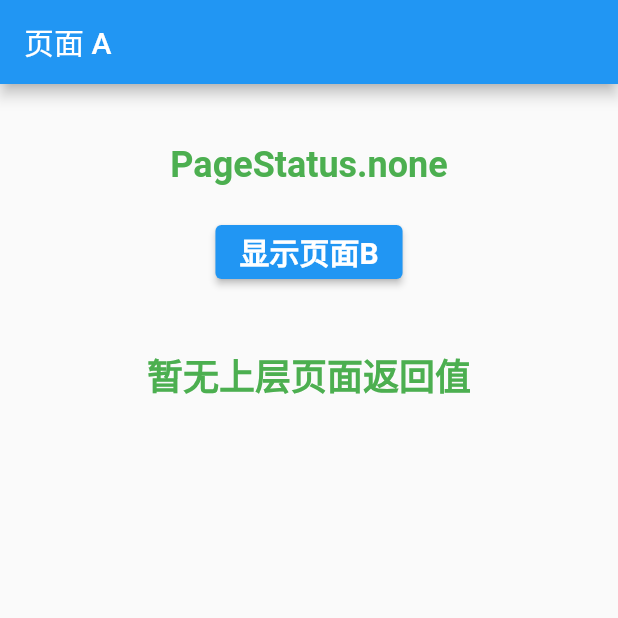
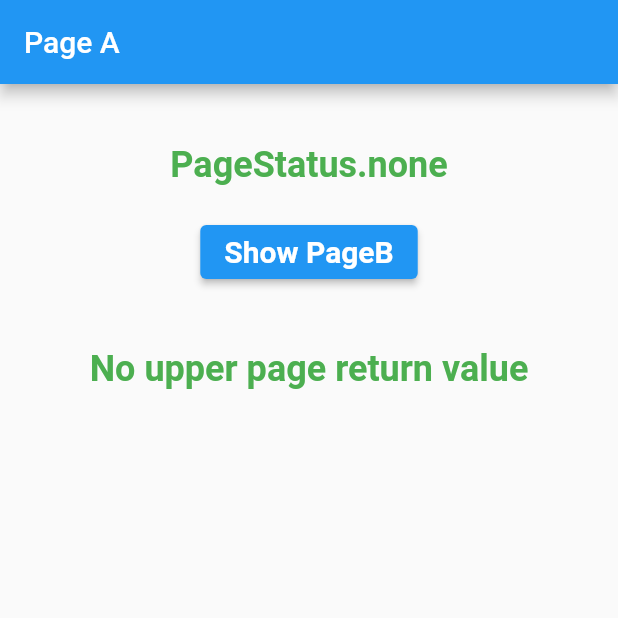
Before and after one commit to duhongwei/RouterDelegate17, a Flutter app: the screen it shows after launch, on a phone screen of 412 x 824 dp, the top half of it. Run offline on Flutter 3.47's test engine with Material 2 defaults, Android fonts, the phone set to English and light mode, and no system bars.

Commit message:
feat:1.0

````diff
--- a/example/lib/app.dart
+++ b/example/lib/app.dart
@@ -1,8 +1,10 @@
+import 'package:example/pages/a.dart';
 import 'package:flutter/material.dart';
 import 'package:router_delegate17/router_delegate17.dart';
+
 import 'package:flutter/foundation.dart';
 
-final routerDelegate = RouterDelegate17();
+final routerDelegate = RouterDelegate17([const MaterialPage(child: PageA())]);
 devPrint(object) {
   if (kDebugMode) {
     print(object);
--- a/example/lib/main.dart
+++ b/example/lib/main.dart
@@ -1,9 +1,7 @@
 import 'package:example/app.dart';
-import 'package:example/pages/a.dart';
 import 'package:flutter/material.dart';
 
 void main() async {
-  await routerDelegate.setInitialPages([const MaterialPage(child: PageA())]);
   runApp(const MyApp());
 }
 
--- a/example/lib/pages/a.dart
+++ b/example/lib/pages/a.dart
@@ -17,21 +17,23 @@ class _PageAState extends State<PageA> {
   String countText = '';
   @override
   void initState() {
-    //如果是 android 按物理返回键
+
     routerDelegate.exitCount.addListener(() {
       setState(() {
         exitCount = routerDelegate.exitCount.value;
-        //实际应用中这里给出警告。 2 秒后 exitCount 恢复为 0
+        // A warning is given here in practical applications.
+        // exitCount returns to 0 after 2 seconds.
         if (exitCount == 1) {
-          countText = '在首页按 back 键 $exitCount 次';
+          countText = 'Press the back key $exitCount times on the home page';
         }
-        //实际应用中这里执行退出程序操作。 2 秒后 exitCount 恢复为 1
+        // In practical applications, the exit program operation is performed here.
+        //exitCount returns to 1 after 2 seconds.
         if (exitCount == 2) {
-          countText = '在首页按 back 键 $exitCount 次';
+          countText = 'Press the back key $exitCount times on the home page';
         }
-        //2 秒内如果一直按会一直增加。
+        // If you keep pressing within 2 seconds, it will keep increasing.
         else {
-          countText = '在首页按 back 键 $exitCount 次';
+          countText = 'Press the back key $exitCount times on the home page';
         }
       });
     });
@@ -41,7 +43,7 @@ class _PageAState extends State<PageA> {
   @override
   Widget build(BuildContext context) {
     return Scaffold(
-      appBar: AppBar(title: const Text('页面 A')),
+      appBar: AppBar(title: const Text('Page A')),
       body: Column(children: [
         ValueListenableBuilder(
             valueListenable: routerDelegate.currentNavSettings.status,
@@ -52,16 +54,16 @@ class _PageAState extends State<PageA> {
             onPressed: () async {
               resultB =
                   await routerDelegate.push(const MaterialPage(child: PageB()));
-              resultB = '页面B pop 后的返回值 $resultB';
+              resultB = 'Return value  $resultB after page B pop';
               if (mounted) {
                 setState(() {});
               }
             },
             child: const Text(
-              '显示页面B',
+              'Show PageB',
               style: buttonTextStyle,
             )),
-        StatusText(text: resultB ?? '暂无上层页面返回值'),
+        StatusText(text: resultB ?? 'No upper page return value'),
         StatusText(text: countText)
       ]),
     );
--- a/example/lib/pages/b.dart
+++ b/example/lib/pages/b.dart
@@ -32,7 +32,7 @@ class _PageBState extends State<PageB> {
                       height: 200,
                       child: ElevatedButton(
                         child: const Text(
-                          '关闭',
+                          'close',
                           style: buttonTextStyle,
                         ),
                         onPressed: () {
@@ -41,10 +41,10 @@ class _PageBState extends State<PageB> {
                       ),
                     ));
                   });
-              devPrint('dialog 返回值是  $result');
+              devPrint('dialog return value is $result');
             },
             child: const Text(
-              '显示对话框',
+              'show dialog',
               style: buttonTextStyle,
             )),
         const SizedBox(
@@ -55,7 +55,7 @@ class _PageBState extends State<PageB> {
               routerDelegate.pop(DateTime.now().second.toString());
             },
             child: const Text(
-              '弹出页面B',
+              'pop page B',
               style: buttonTextStyle,
             ))
       ]),
--- a/lib/router_delegate17.dart
+++ b/lib/router_delegate17.dart
@@ -8,48 +8,50 @@ import 'dart:async';
 import 'package:flutter/cupertino.dart';
 import 'package:flutter/material.dart';
 
-/// 路由管理
+/// route management
 ///
-/// 在使用其它方法之前，必须首先调用 [setInitialPages] 设置初始页面。初始页面可以有多个。
+/// Jump to the page to call the [push] method.
+/// To popup page call the [pop] method. You can also use [Navigator] to pop up the page directly, both methods can take return values.
 ///
-/// 跳转到页面调用  [push] 方法
+/// [replace] method replace the current page.
 ///
-/// 弹出页面调用 [pop] 方法。 也可以用 [Navigator] 直接弹出页面，两种方法都可以带返回值
-/// ```dart
-/// Navigator.of(context)pop()`
-/// ```
-/// [replace] 方法 替换当前页面。
+/// In the page you can get the status of the page [PageStatus]. All pages are managed with stacks. The new page status is [PageStatus.none].
+/// The status of the page below the new page changes to [PageStatus.leave]. After the upper page pops up, the status of the lower page is [Page.enter].
 ///
-/// 在页面中可以获取页面的状态 [PageStatus]。所有页面是用栈管理的。新页面入栈状态为 [PageStatus.none]。
-/// 新页面下面的页面的状态变为 [PageStatus.leave]。上面的页面弹出后，下面的页面的状态为 [Page.enter]。
+/// There are two ways to show the dialog [showDialog], [openDialog]. [openDialog] is a wrapper for [showDialog].
+/// Use [openDialog] to change the state of the following page. Popup dialog with [Navigator.pop].
 ///
-/// 有两种方法可以显示对话框 [showDialog],[openDialog]。[openDialog] 是 [showDialog]的包装。
-/// 使用 [openDialog] 可以改变下面页面的状态。弹出对话框用 [Navigator.pop]
+/// There are two ways to show bottomSheet [showModalBottomSheet],[openModalBottomSheet]. [openModalBottomSheet] is a wrapper for [showModalBottomSheet].
+/// Use [openModalBottomSheet] to change the state of the following page. Pop the bottomSheet with [Navigator.pop]
 ///
-/// 有两种方法可以显示 bottomSheet [showModalBottomSheet],[openModalBottomSheet]。[openModalBottomSheet] 是 [showModalBottomSheet]的包装。
-/// 使用 [openModalBottomSheet] 可以改变下面页面的状态。 弹出 bottomSheet 用 [Navigator.pop]
-///
-/// 混入 [PopNavigatorRouterDelegateMixin] 增加物理返回键的处理
+/// Mix in [PopNavigatorRouterDelegateMixin] to increase the handling of physical return keys
 class RouterDelegate17 extends RouterDelegate<RouteSettings>
     with ChangeNotifier, PopNavigatorRouterDelegateMixin<RouteSettings> {
-  /// 取消退出程序延时时间
+
+  /// Cancel Exit Program duration
   final Duration exitDelay;
 
-  /// 退出程序请求次数
+  /// Number of requests to quit the program
   final ExitCount exitCount;
 
-  /// 创建RouterDelegate17实例
+  /// Create RouterDelegate17 instance
   ///
-  /// 取消退出程序延时时间默认为 2秒
-  RouterDelegate17({this.exitDelay = const Duration(seconds: 2)})
-      : exitCount = ExitCount(delay: exitDelay);
-
-  /// 当前路由的配置信息
+  /// Cancel exit program duration defaults to 2 seconds
+  /// [initialPages] is the initial page list and cannot be empty. Typically consists of [MaterialPage] or [CupertinoPage] instances.
+  RouterDelegate17(List<Page> initialPages,
+      {this.exitDelay = const Duration(seconds: 2)})
+      : exitCount = ExitCount(delay: exitDelay) {
+    assert(initialPages.isNotEmpty,'The initial page cannot be empty!');
+    for (var page in initialPages) {
+      _settingsList.add(NavSettings.fromPage(page));
+    }
+  }
+  /// Configuration information of the current route
   NavSettings get currentNavSettings => _settingsList.last;
 
-  /// 打开对话框
+  /// Open dialog
   ///
-  /// [showModalBottomSheet]的包装。包装的目的是为了让下面的页面可以随着对话框的打开和状态而改变状态
+  /// Wrapper for [showModalBottomSheet]. The purpose of the wrapper is to allow the following page to change state as the dialog opens and states.
   Future<T?> openDialog<T>({
     required BuildContext context,
     required WidgetBuilder builder,
@@ -74,9 +76,9 @@ class RouterDelegate17 extends RouterDelegate<RouteSettings>
     return result;
   }
 
-  /// 打开模态 bottomSheet
+  /// open modal bottomSheet
   ///
-  ///  [showModalBottomSheet]的包装。包装的目的是为了让下面的页面可以随着对话框的打开和状态而改变状态
+  /// Wrapper for [showModalBottomSheet]. The purpose of the wrapper is to allow the following page to change state as the dialog opens and states.
   Future<T?> openModalBottomSheet<T>({
     required BuildContext context,
     required WidgetBuilder builder,
@@ -149,15 +151,6 @@ class RouterDelegate17 extends RouterDelegate<RouteSettings>
   @override
   Future<void> setNewRoutePath(RouteSettings configuration) async {}
 
-  /// 设置初始页面
-  ///
-  /// 必须在其它方法之前调用。
-  /// [pages]一般来说由 [MaterialPage] 或 [CupertinoPage] 实例组成。
-  setInitialPages<T>(List<Page> pages) {
-    for (var page in pages) {
-      _settingsList.add(NavSettings.fromPage(page));
-    }
-  }
 
   _ensureOne<T>(Page<T> page) {
     var setttings = NavSettings.fromPage(page);
@@ -175,26 +168,26 @@ class RouterDelegate17 extends RouterDelegate<RouteSettings>
     }
   }
 
-  /// 跳转到[page]
+  /// Jump to `Page`
   ///
-  /// [page]是新页面，新页面的状态为 [PageStatus.none]
-  /// [page]老页面,在栈中已经存在。[page]上面的所有页面出栈。[page]的状态为 [PageStatus.enter]
+  /// If `page` is a new page, the status of the new page is [PageStatus.none].
+  /// if `page` is an old page, which already exists on the stack. All pages above `page` are popped. The status of `page` is [PageStatus.enter].
   Future<T?> push<T>(Page<T> page) {
     assert(_settingsList.isNotEmpty);
-    //如果已存在，那么 上面的全弹出。
+    // If `page` already exists, then the full above `page` pops up.
     _ensureOne<T>(page);
     notifyListeners();
     return currentNavSettings.completer.future as Future<T?>;
   }
 
-  /// 页面出栈
+  /// page pop
   ///
-  /// 如果是调用
+  /// You can also use the navigator to pop up the page
   /// ```dart
   /// Navigator.of(context)pop()`
   /// ```
-  /// [Navigator.onPopPage] 会响应这个请求，然后调用 [pop]来处理。殊途同归。
-  /// [result] 是可选的返回值，页面弹出的时候返回给调用者。
+  /// [Navigator.onPopPage] will respond to this request and then call [pop] to handle it. Same way.
+  /// `result` is an optional return value, which is returned to the caller when the page pops up.
   bool pop<T extends Object>([T? result]) {
     if (_settingsList.length < 2) {
       return false;
@@ -208,10 +201,9 @@ class RouterDelegate17 extends RouterDelegate<RouteSettings>
     return true;
   }
 
-  /// 用[page]替换当前页面
+  /// Replace current page with `page`
   ///
-  /// 当前页面出栈。把 [result] 返回给调用者。
-  /// 执行 [push] 方法 [page] 入栈
+  /// The current page is popped from the stack. Return [result] to the caller. Call [push] method  push `page` to the stack.
   Future<T?> replace<T, TO>(Page<T> page, {TO? result}) {
     assert(_settingsList.isNotEmpty);
     var last = _settingsList.removeLast();
@@ -225,22 +217,22 @@ class RouterDelegate17 extends RouterDelegate<RouteSettings>
   final List<NavSettings> _settingsList = [];
 }
 
-/// 页面状态
+
 enum PageStatus {
-  /// 新入栈
+  /// new page
   none,
 
-  /// 不再是顶层页面，被新页面（对话框）遮挡。
+  /// No longer a top-level page, obscured by a new page or a dialog.
   leave,
 
-  /// 重新成为顶层页面。
+  /// Re-become top-level page
   enter
 }
 
-/// 退出程序请求计次
+/// Exit program request count.
 ///
-/// 和普通的计次不同，每次增加次数后 [delay] 时间后都会被减掉。
-/// 应用程序可以监听 [value] 的变化来决定是否要退出程序。
+/// Different from the normal count, the [delay] will be subtracted after each increase of the count.
+/// The application can listen for changes in [value] to decide whether to exit the program.
 /// ```dart
 /// var exitCount = ExitCount()
 /// exitCount.addListener(() {
@@ -250,7 +242,7 @@ enum PageStatus {
 class ExitCount extends ChangeNotifier {
   int _value = 0;
 
-  /// 增加的次数在 [delay] 时间后会被减掉。
+  /// The added times will be subtracted after the [delay].
   final Duration delay;
 
   ExitCount({required this.delay});
@@ -266,23 +258,21 @@ class ExitCount extends ChangeNotifier {
   }
 }
 
-/// 路由配置
-///
-/// 虽然没有设置为私有，这个类基本上是专为 [RouterDelegate17] 准备的。
+/// routing configuration
 class NavSettings<T> {
-  /// 页面
+  /// page
   ///
-  /// 一般来说 page 是 [MaterialPage] 或 [CupertinoPage] 实例。
+  /// Typically page is an instance of [MaterialPage] or [CupertinoPage].
   final dynamic page;
 
-  /// 每个页面都会有一个 completer
+  /// Each page will have a completer
   final Completer<T> completer;
 
-  /// 页面状态
+  /// page status
   final status = ValueNotifier<PageStatus>(PageStatus.none);
   NavSettings({required this.page, required this.completer});
 
-  /// 以 page 为基础创建 NavSettings 实例
+  /// Create NavSettings instance based on page
   factory NavSettings.fromPage(Page<T> page) {
     return NavSettings<T>(page: page, completer: Completer<T>());
   }
````
Also changed, not shown: 3 other files.
